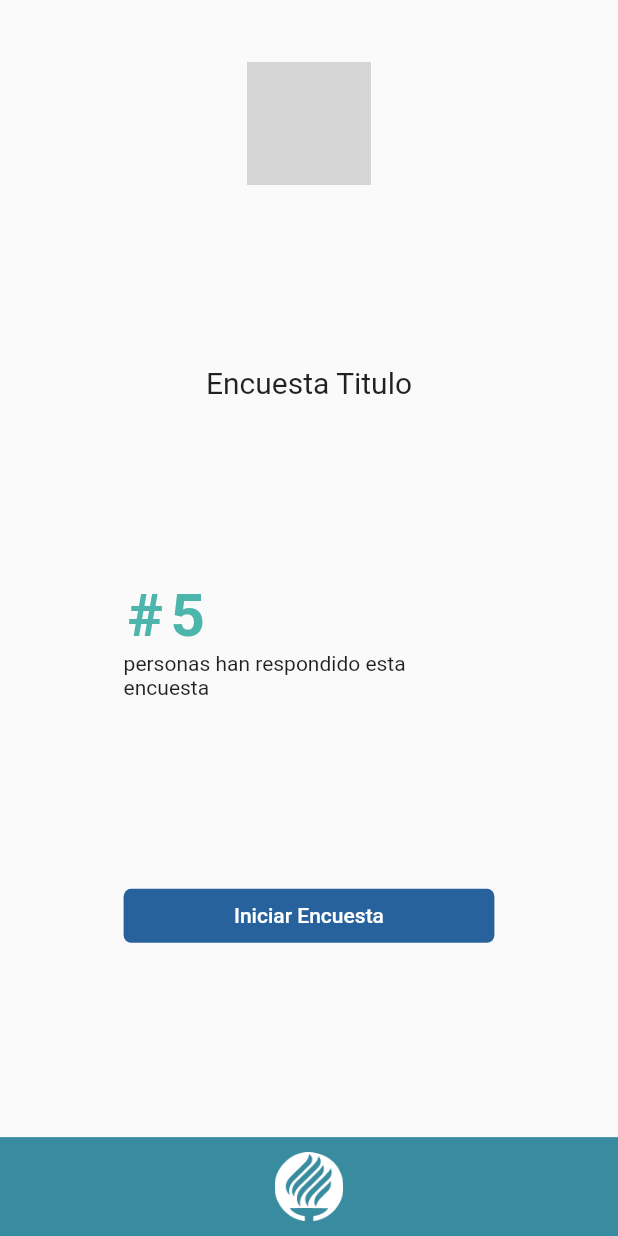
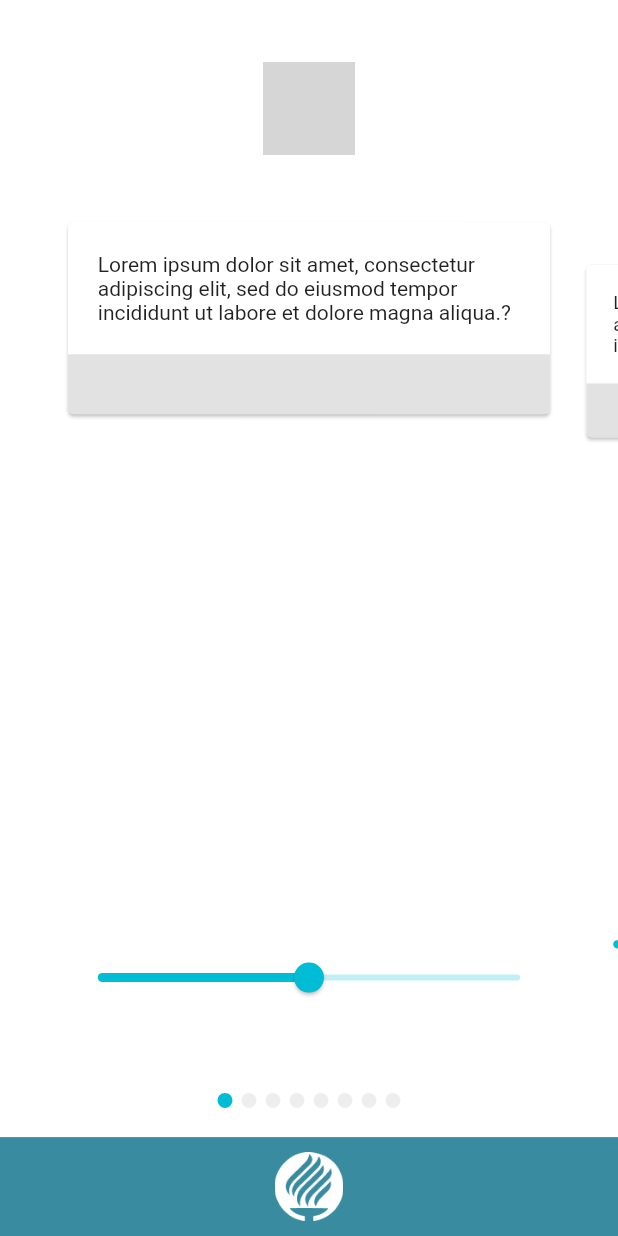
Before and after one commit to MIKEGUIJARRO/SGC, a Flutter app: the Home screen opened by its route, after a tap on "Iniciar Encuesta", on a phone screen of 412 x 824 dp. Run offline on Flutter 3.47's test engine with Material 2 defaults, Android fonts, the phone set to English and light mode, and no system bars; our stand-ins replace flutter_swiper, hex; grey boxes are pictures that could not be loaded.

Commit message:
Slider muestra colores correctamente y se mantiene el stado entre paginas implementando el mixinAutomaticKeepAliveClientMixin

```diff
--- /dev/null
+++ b/lib/constants/color_gradient.dart
@@ -0,0 +1,58 @@
+import 'dart:ui';
+
+import 'package:hex/hex.dart';
+import 'package:flutter/material.dart';
+
+class ColorGradient {
+  /* static String _colorHexA = "F6511D"; //Rojo
+  static String _colorHexB = "293241"; //Este es el color central
+  static String _colorHexC = "7FB800"; //Verde
+
+  static List<int> _colorIntA = HEX.decode(_colorHexA);
+  static List<int> _colorIntB = HEX.decode(_colorHexB);
+  static List<int> _colorIntC = HEX.decode(_colorHexC); */
+
+  static Color calculateColor({double val}) {
+    String _colorHexA = "ff3d00"; //Rojo
+    String _colorHexB = "d4d4d4"; //Este es el color central
+    String _colorHexC = "b0ff00"; //Verde
+    List<int> _colorIntA = HEX.decode(_colorHexA);
+    List<int> _colorIntB = HEX.decode(_colorHexB);
+    List<int> _colorIntC = HEX.decode(_colorHexC);
+
+    int newValueR = _calculateValueGeneral(
+        intA: _colorIntA[0],
+        intB: _colorIntB[0],
+        intC: _colorIntC[0],
+        value: val);
+    int newValueG = _calculateValueGeneral(
+        intA: _colorIntA[1],
+        intB: _colorIntB[1],
+        intC: _colorIntC[1],
+        value: val);
+    int newValueB = _calculateValueGeneral(
+        intA: _colorIntA[2],
+        intB: _colorIntB[2],
+        intC: _colorIntC[2],
+        value: val);
+
+    return Color.fromRGBO(newValueR, newValueG, newValueB, 1);
+  }
+
+/*   static int _calculateValue({int intA, int intB, double value}) {
+    double result = (intB - intA) * value / 100 + intA;
+    print(value);
+    return result.round();
+  } */
+
+  static int _calculateValueGeneral(
+      {int intA, int intB, int intC, double value}) {
+    double result;
+    if (value < 0.5) {
+      result = (intB * value * 2) + intA * (0.5 - value) * 2;
+    } else {
+      result = intC * (value - 0.5) * 2 + intB * (1 - value) * 2;
+    }
+    return result.round();
+  }
+}
--- /dev/null
+++ b/lib/constants/questions.dart
@@ -0,0 +1,13 @@
+class Questions {
+  static List<String> questions = [
+    "Lorem ipsum dolor sit amet, consectetur adipiscing elit, sed do eiusmod tempor incididunt ut labore et dolore magna aliqua.?",
+    "Lorem ipsum dolor sit amet, consectetur adipiscing elit, sed do eiusmod tempor incididunt ut labore et dolore magna aliqua.?",
+    "Lorem ipsum dolor sit amet, consectetur adipiscing elit, sed do eiusmod tempor incididunt ut labore et dolore magna aliqua.?",
+    "Lorem ipsum dolor sit amet, consectetur adipiscing elit, sed do eiusmod tempor incididunt ut labore et dolore magna aliqua.?",
+    "Lorem ipsum dolor sit amet, consectetur adipiscing elit, sed do eiusmod tempor incididunt ut labore et dolore magna aliqua.?",
+    "Lorem ipsum dolor sit amet, consectetur adipiscing elit, sed do eiusmod tempor incididunt ut labore et dolore magna aliqua.?",
+    "Lorem ipsum dolor sit amet, consectetur adipiscing elit, sed do eiusmod tempor incididunt ut labore et dolore magna aliqua.?",
+    "Lorem ipsum dolor sit amet, consectetur adipiscing elit, sed do eiusmod tempor incididunt ut labore et dolore magna aliqua.?",
+  ];
+
+}
--- a/lib/main.dart
+++ b/lib/main.dart
@@ -2,6 +2,7 @@ import 'package:flutter/material.dart';
 
 import './screens/authentication_screen.dart';
 import './screens/home.dart';
+import './screens/question.dart';
 
 
 void main() => runApp(MyApp());
@@ -16,12 +17,14 @@ class MyApp extends StatelessWidget {
       title: 'Flutter Demo',
       debugShowCheckedModeBanner: false,
       theme: ThemeData(
-        primarySwatch: Colors.cyan
+        primarySwatch: Colors.cyan,
+        scaffoldBackgroundColor: Colors.grey[200],
       ),
       home: AuthenticationScreen(),
 
       routes: {
         Home.routeName: (context)=> Home(),
+        Question.routeName: (context)=> Question(),
       },
     );
   }
--- a/lib/screens/home.dart
+++ b/lib/screens/home.dart
@@ -3,19 +3,24 @@ import 'package:flutter/material.dart';
 import '../constants/size_config.dart';
 import '../widgets/bottom_bar_tec.dart';
 import '../widgets/encuesta_info.dart';
+import '../screens/question.dart';
 
 class Home extends StatelessWidget {
   static const routeName = "/home";
 
+  void _iniciarEncuesta(BuildContext context) {
+    Navigator.of(context).pushNamed(Question.routeName);
+  }
+
   @override
   Widget build(BuildContext context) {
     return Scaffold(
+      backgroundColor: Colors.white,
       body: SafeArea(
         child: Container(
           width: double.infinity,
           height: double.infinity,
           child: Column(
-            mainAxisAlignment: MainAxisAlignment.spaceBetween,
             children: <Widget>[
               Expanded(
                 child: Padding(
@@ -28,7 +33,7 @@ class Home extends StatelessWidget {
                     children: <Widget>[
                       Image.asset(
                         "./assets/images/logo.png",
-                        width: SizeConfig.safeBlockHorizontal * 20,
+                        width: SizeConfig.safeBlockHorizontal * 15,
                       ),
                       const Text(
                         "Encuesta Titulo",
@@ -53,7 +58,7 @@ class Home extends StatelessWidget {
 
                             ),
                           ),
-                          onPressed: () {},
+                          onPressed: ()=> _iniciarEncuesta(context),
                         ),
                       ),
                     ],
--- /dev/null
+++ b/lib/screens/question.dart
@@ -0,0 +1,70 @@
+import 'package:flutter/material.dart';
+import 'package:flutter_swiper/flutter_swiper.dart';
+
+import '../widgets/bottom_bar_tec.dart';
+import '../constants/size_config.dart';
+import '../constants/questions.dart';
+import '../widgets/content_question.dart';
+
+class Question extends StatefulWidget {
+  static const routeName = "/question";
+
+  @override
+  _QuestionState createState() => _QuestionState();
+}
+
+class _QuestionState extends State<Question> {
+  @override
+  Widget build(BuildContext context) {
+    return Scaffold(
+      backgroundColor: Colors.white,
+      body: SafeArea(
+        child: Container(
+          width: double.infinity,
+          height: double.infinity,
+          child: Column(
+            children: <Widget>[
+              Expanded(
+                child: Padding(
+                  padding: EdgeInsets.only(
+                    /* horizontal: SizeConfig.safeBlockVertical * 10, */
+                    top: SizeConfig.safeBlockVertical * 5,
+                  ),
+                  child: Column(
+                    children: <Widget>[
+                      Image.asset(
+                        "./assets/images/logo.png",
+                        width: SizeConfig.safeBlockHorizontal * 15,
+                      ),
+                      Expanded(
+                        child: Swiper(
+                          viewportFraction: 0.8,
+                          scale: 0.9,
+                          itemCount: Questions.questions.length,
+                          scrollDirection: Axis.horizontal,
+                          loop: false,
+                          pagination: SwiperPagination(
+                            margin: EdgeInsets.only(
+                              bottom: SizeConfig.safeBlockVertical * 2,
+                            )
+                          ),
+                          itemBuilder: (context, index) {
+                            return ContentQuestion(
+                              key: ValueKey(index),
+                              question: Questions.questions[index],
+                            );
+                          },
+                        ),
+                      )
+                    ],
+                  ),
+                ),
+              ),
+              BottomBarTec()
+            ],
+          ),
+        ),
+      ),
+    );
+  }
+}
--- /dev/null
+++ b/lib/widgets/content_question.dart
@@ -0,0 +1,75 @@
+import 'package:flutter/material.dart';
+
+import '../constants/size_config.dart';
+import '../constants/color_gradient.dart';
+
+class ContentQuestion extends StatefulWidget {
+  final question;
+  final Key key;
+
+  ContentQuestion({this.question, this.key});
+
+  @override
+  _ContentQuestionState createState() => _ContentQuestionState();
+}
+
+class _ContentQuestionState extends State<ContentQuestion>
+    with AutomaticKeepAliveClientMixin {
+
+
+
+  bool keepAlive = false;
+  double value = 0.5;
+  Color colorSelected = Color(0xAAd4d4d4);
+
+  @override
+  //Permite mantener el state de la app (ScrollBar) constante al swipear
+  bool get wantKeepAlive => true;
+
+  @override
+  void updateKeepAlive() {
+    // TODO: implement updateKeepAlive
+    super.updateKeepAlive();
+  }
+
+  @override
+  Widget build(BuildContext context) {
+    return Padding(
+      padding: EdgeInsets.only(
+        top: SizeConfig.safeBlockVertical * 5,
+        bottom: SizeConfig.safeBlockVertical * 10,
+      ),
+      child: Column(
+        mainAxisAlignment: MainAxisAlignment.spaceBetween,
+        children: <Widget>[
+          Card(
+            clipBehavior: Clip.antiAlias,
+            child: Column(
+              mainAxisSize: MainAxisSize.min,
+              children: <Widget>[
+                Padding(
+                    padding: EdgeInsets.all(20), child: Text(widget.question)),
+                Container(
+                  color: colorSelected,
+                  height: 40,
+                  width: double.infinity,
+                )
+              ],
+            ),
+          ),
+          Slider(
+            value: value,
+            min: 0.0,
+            max: 1.0,
+            onChanged: (newRating) {
+              setState(() {
+                value = newRating;
+                colorSelected = ColorGradient.calculateColor(val: value);
+              });
+            },
+          ),
+        ],
+      ),
+    );
+  }
+}
--- a/pubspec.yaml
+++ b/pubspec.yaml
@@ -21,6 +21,8 @@ dependencies:
     sdk: flutter
   provider: ^4.0.2
   http: ^0.12.0+4
+  flutter_swiper: ^1.1.6
+  hex: ^0.1.2
 
   # The following adds the Cupertino Icons font to your application.
   # Use with the CupertinoIcons class for iOS style icons.
```
Also changed, not shown: pubspec.lock.
